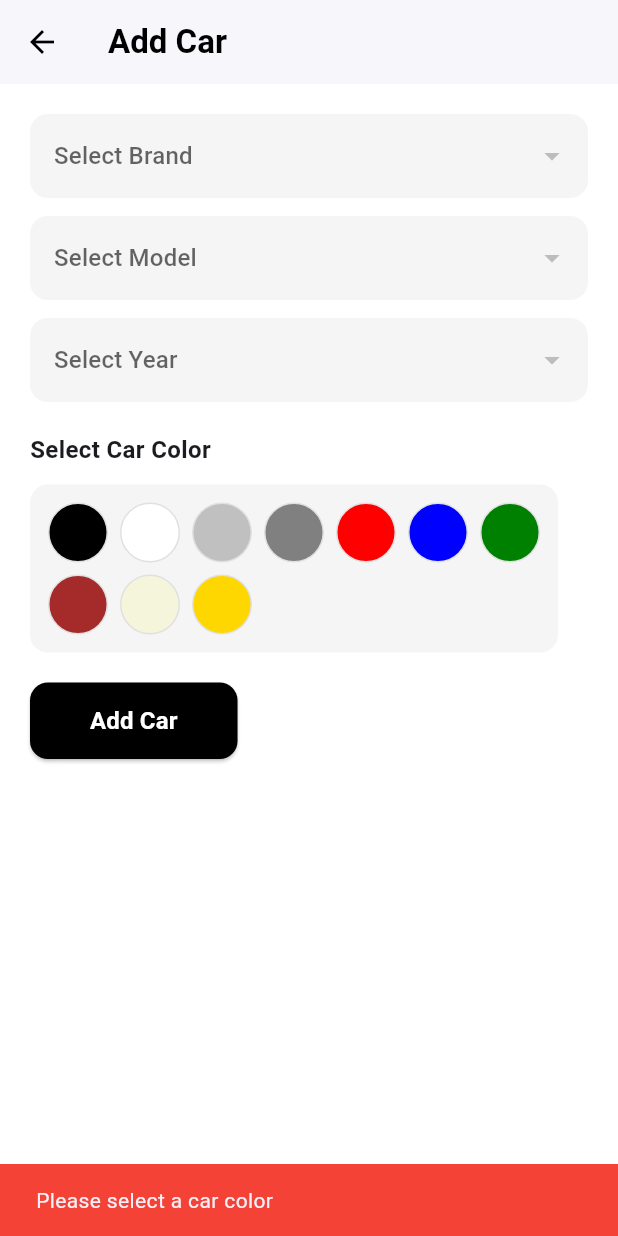
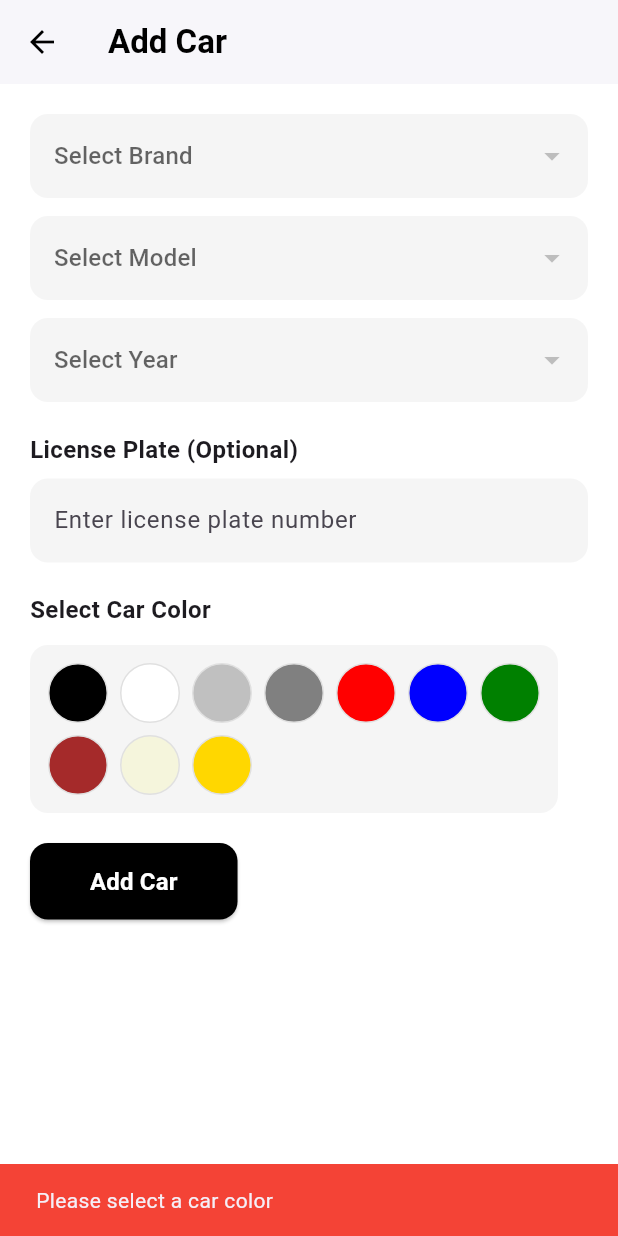
Before and after one commit to E-Hosny/car-wash-app, a Flutter app: the AddCarScreen screen opened directly with empty values, after a tap on "Add Car", on a phone screen of 412 x 824 dp. Run offline on Flutter 3.47's test engine with Material 3 defaults, Android fonts, the phone set to English and light mode, and no system bars; our stand-ins replace geolocator, google_maps_flutter, permission_handler; network calls fail.

Commit message:
add car plate

```diff
--- a/lib/add_car_screen.dart
+++ b/lib/add_car_screen.dart
@@ -20,6 +20,7 @@ class _AddCarScreenState extends State<AddCarScreen> {
   int? selectedModelId;
   int? selectedYearId;
   String? selectedColor;
+  final TextEditingController licensePlateController = TextEditingController();
 
   // Common car colors list
   final List<Map<String, dynamic>> carColors = [
@@ -112,6 +113,9 @@ class _AddCarScreenState extends State<AddCarScreen> {
         'model_id': selectedModelId,
         'car_year_id': selectedYearId,
         'color': selectedColor,
+        'license_plate': licensePlateController.text.isEmpty
+            ? null
+            : licensePlateController.text,
       }),
     );
 
@@ -127,6 +131,12 @@ class _AddCarScreenState extends State<AddCarScreen> {
         const SnackBar(content: Text('❌ Failed to add car')),
       );
     }
+  }
+
+  @override
+  void dispose() {
+    licensePlateController.dispose();
+    super.dispose();
   }
 
   @override
@@ -176,6 +186,27 @@ class _AddCarScreenState extends State<AddCarScreen> {
                 items: years,
                 labelKey: 'year',
                 onChanged: (val) => setState(() => selectedYearId = val),
+              ),
+              const SizedBox(height: 20),
+              const Text(
+                'License Plate (Optional)',
+                style: TextStyle(
+                  fontSize: 16,
+                  fontWeight: FontWeight.bold,
+                ),
+              ),
+              const SizedBox(height: 8),
+              TextFormField(
+                controller: licensePlateController,
+                decoration: InputDecoration(
+                  hintText: 'Enter license plate number',
+                  filled: true,
+                  fillColor: Colors.grey[100],
+                  border: OutlineInputBorder(
+                    borderRadius: BorderRadius.circular(12),
+                    borderSide: BorderSide.none,
+                  ),
+                ),
               ),
               const SizedBox(height: 20),
               const Text(
```
Also changed, not shown: lib/order_request_screen.dart (+13 -3 lines).
